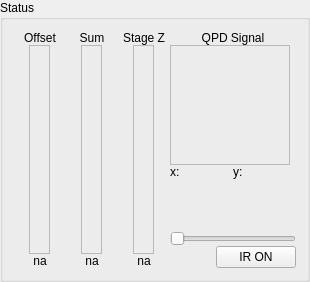
Before: the Qt Designer form storm_control/hal4000/qtdesigner/lockdisplay.ui in ZhuangLab/storm-control, drawn with Qt 5.
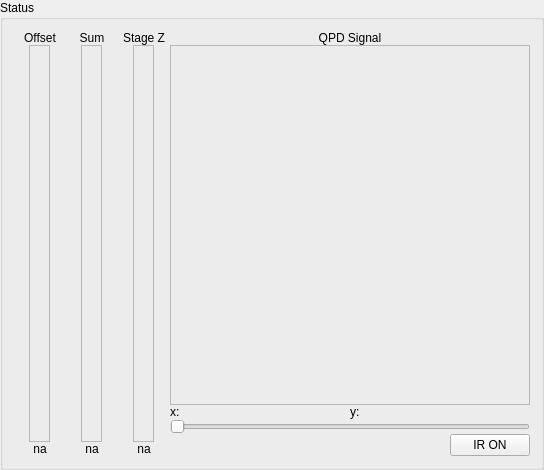
After: the same form once the commit is applied.

Commit message: increase size of focus lock camera windows and show saturated pixels in red

What changed in the file:
```diff
--- a/storm_control/hal4000/qtdesigner/lockdisplay.ui
+++ b/storm_control/hal4000/qtdesigner/lockdisplay.ui
@@ -237,14 +237,14 @@
        </property>
        <property name="minimumSize">
         <size>
-         <width>120</width>
-         <height>120</height>
+         <width>360</width>
+         <height>360</height>
         </size>
        </property>
        <property name="maximumSize">
         <size>
-         <width>120</width>
-         <height>120</height>
+         <width>360</width>
+         <height>360</height>
         </size>
        </property>
        <property name="frameShape">
```
The commit also changes 2 other files.
